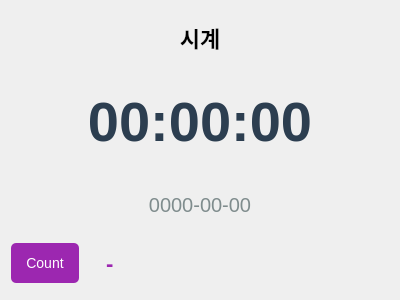
First picture: the form in Apps/Clock/clock.ui, repository pacowon/appDrawer, before the edit.
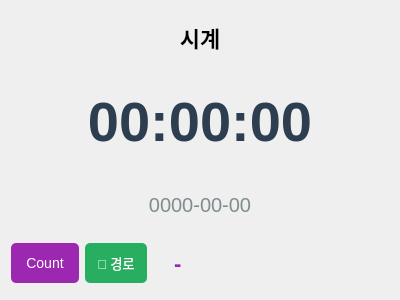
Second picture: the form after the edit.

```diff
--- a/Apps/Clock/clock.ui
+++ b/Apps/Clock/clock.ui
@@ -37,6 +37,19 @@
        <property name="text"><string>Count</string></property>
       </widget>
      </item>
+     <item>
+      <widget class="QPushButton" name="btn_show_path">
+       <property name="minimumSize">
+        <size><width>0</width><height>40</height></size>
+       </property>
+       <property name="styleSheet">
+        <string notr="true">font-size: 13px; background-color: #27ae60; color: white; border: none; border-radius: 5px; padding: 5px 12px;</string>
+       </property>
+       <property name="text">
+        <string>📂 경로</string>
+       </property>
+      </widget>
+     </item>
      <item>
       <widget class="QLabel" name="count_label">
        <property name="text"><string>-</string></property>
```
